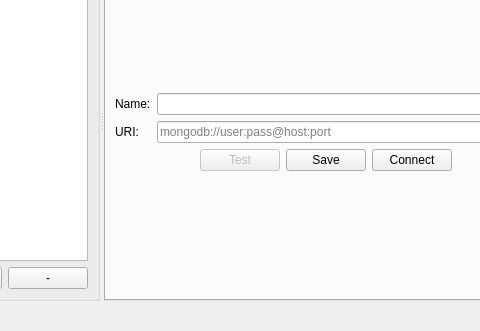
naponmeka/monger, file qml/connect.ui: the form before one commit; both pictures show x 130 to 610 and y 92 to 423 of the 707 by 423 pixel window.
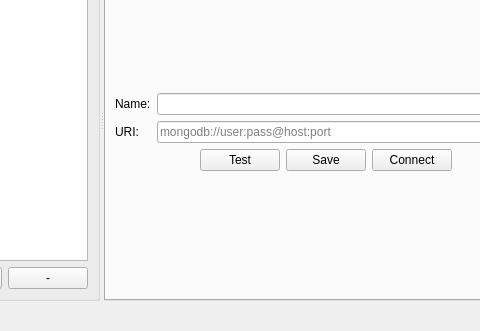
The form after the commit. The open tabs and pages were chosen to show the change.

```diff
--- a/qml/connect.ui
+++ b/qml/connect.ui
@@ -186,7 +186,7 @@
           <item>
            <widget class="QPushButton" name="testBtn">
             <property name="enabled">
-             <bool>false</bool>
+             <bool>true</bool>
             </property>
             <property name="text">
              <string>Test</string>
```
